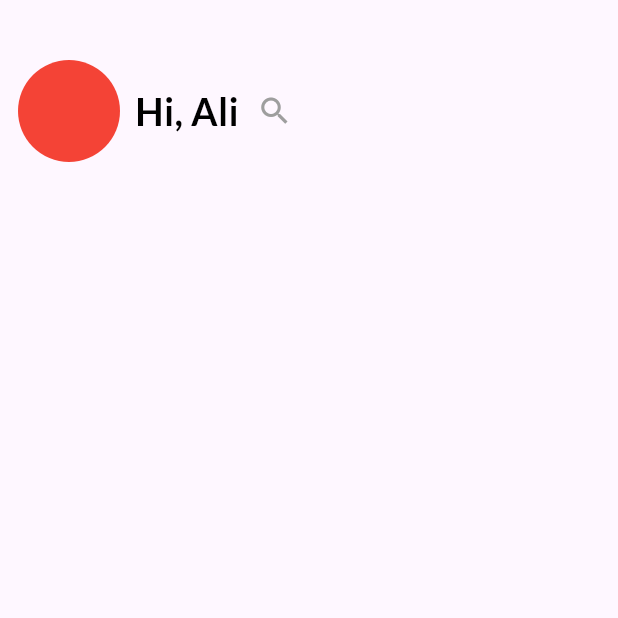
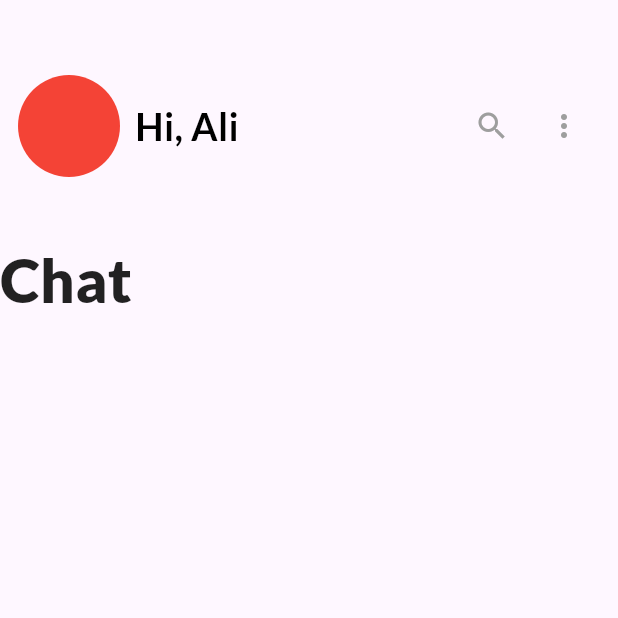
Before and after one commit to mianhusnain1/we_chat, a Flutter app: the HomeScreen screen opened directly, on a phone screen of 412 x 824 dp, the top half of it. Run offline on Flutter 3.47's test engine with Material 3 defaults, Android fonts, the phone set to English and light mode, and no system bars.

Commit message:
Home Screen

```diff
--- a/lib/screens/home.dart
+++ b/lib/screens/home.dart
@@ -14,7 +14,7 @@ class _HomeScreenState extends State<HomeScreen> {
       body: Column(
         children: [
           const SizedBox(
-            height: 40,
+            height: 50,
           ),
           Padding(
             padding: const EdgeInsets.symmetric(horizontal: 12.0),
@@ -34,14 +34,50 @@ class _HomeScreenState extends State<HomeScreen> {
                       fontFamily: 'Lato - Bold',
                       fontSize: 25),
                 ),
+                Spacer(),
                 IconButton(
                     onPressed: () {},
                     icon: const Icon(
                       Icons.search,
                       color: Colors.grey,
-                    ))
+                    )),
+                IconButton(
+                    onPressed: () {},
+                    icon: const Icon(
+                      Icons.more_vert,
+                      color: Colors.grey,
+                    )),
+                // PopupMenuButton<String>(
+                //   onSelected: (String value) {
+                //     // Handle the selected menu option here
+                //   },
+                //   itemBuilder: (BuildContext context) {
+                //     return {'Option 1', 'Option 2', 'Option 3'}
+                //         .map((String choice) {
+                //       return PopupMenuItem<String>(
+                //         value: choice,
+                //         child: Text(choice),
+                //       );
+                //     }).toList();
+                //   },
+                //   icon: Icon(Icons.more_vert),
+                // ),
               ],
             ),
+          ),
+          SizedBox(
+            height: 40,
+          ),
+          Row(
+            children: [
+              Text(
+                "Chat",
+                style: TextStyle(
+                    color: Colors.black87,
+                    fontSize: 40,
+                    fontFamily: "Lato - Black"),
+              )
+            ],
           )
         ],
       ),
```
Also changed, not shown: lib/screens/login.dart (+17 -3 lines), lib/screens/signup.dart (+17 -4 lines).
